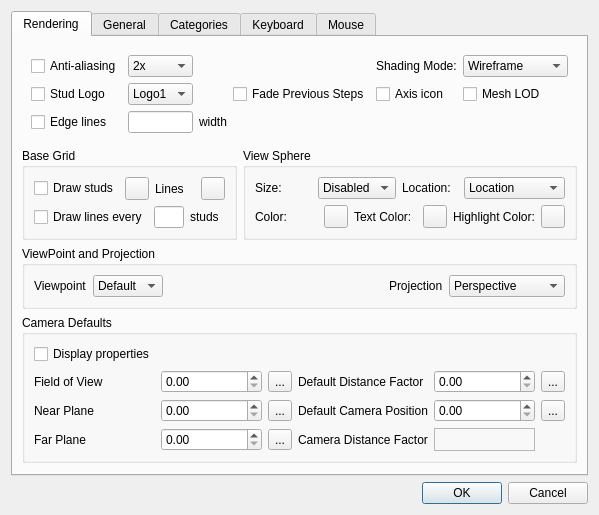
Old version of the form lclib/qt/lc_qpreferencesdialog.ui in the repository trevorsandy/lpub3d-ci.
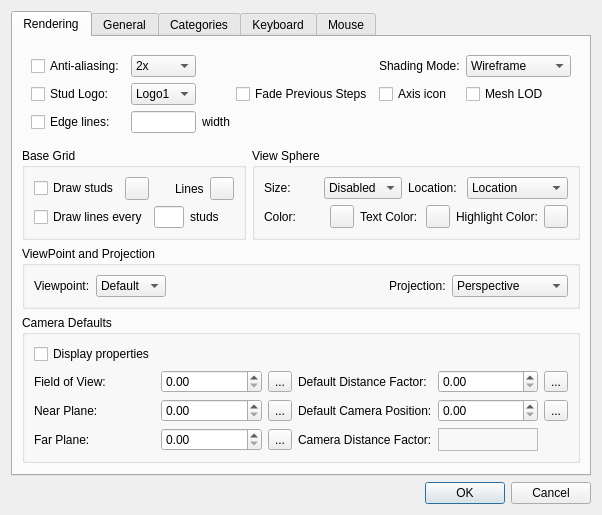
New version of the form. Icons and pictures are not drawn.

Commit message: 3DViewer camera default settings #412

```diff
--- a/lclib/qt/lc_qpreferencesdialog.ui
+++ b/lclib/qt/lc_qpreferencesdialog.ui
@@ -7,7 +7,7 @@
     <x>0</x>
     <y>0</y>
     <width>536</width>
-    <height>467</height>
+    <height>472</height>
    </rect>
   </property>
   <property name="windowTitle">
@@ -52,7 +52,7 @@
              </sizepolicy>
             </property>
             <property name="text">
-             <string>Viewpoint</string>
+             <string>Viewpoint:</string>
             </property>
            </widget>
           </item>
@@ -131,7 +131,7 @@
           <item>
            <widget class="QLabel" name="label_16">
             <property name="text">
-             <string>Projection</string>
+             <string>Projection:</string>
             </property>
            </widget>
           </item>
@@ -203,6 +203,19 @@
               </property>
              </widget>
             </item>
+            <item>
+             <spacer name="horizontalSpacer_8">
+              <property name="orientation">
+               <enum>Qt::Horizontal</enum>
+              </property>
+              <property name="sizeHint" stdset="0">
+               <size>
+                <width>20</width>
+                <height>20</height>
+               </size>
+              </property>
+             </spacer>
+            </item>
             <item>
              <widget class="QLabel" name="label">
               <property name="toolTip">
@@ -427,7 +440,7 @@
              <string>Enable anti-aliasing</string>
             </property>
             <property name="text">
-             <string>Anti-aliasing</string>
+             <string>Anti-aliasing:</string>
             </property>
            </widget>
           </item>
@@ -450,7 +463,7 @@
              <string>Enable edge lines</string>
             </property>
             <property name="text">
-             <string>Edge lines</string>
+             <string>Edge lines:</string>
             </property>
            </widget>
           </item>
@@ -531,7 +544,7 @@
              <string>Enable LEGO stud logo</string>
             </property>
             <property name="text">
-             <string>Stud Logo</string>
+             <string>Stud Logo:</string>
             </property>
            </widget>
           </item>
@@ -645,7 +658,7 @@
              <string>Set default field of view</string>
             </property>
             <property name="text">
-             <string>Field of View</string>
+             <string>Field of View:</string>
             </property>
            </widget>
           </item>
@@ -672,7 +685,7 @@
              <string>Set default far plane</string>
             </property>
             <property name="text">
-             <string>Far Plane</string>
+             <string>Far Plane:</string>
             </property>
            </widget>
           </item>
@@ -689,7 +702,7 @@
              <string>Set default near plane</string>
             </property>
             <property name="text">
-             <string>Near Plane</string>
+             <string>Near Plane:</string>
             </property>
            </widget>
           </item>
@@ -706,7 +719,7 @@
           <item row="6" column="3">
            <widget class="QLabel" name="label_26">
             <property name="text">
-             <string>Camera Distance Factor</string>
+             <string>Camera Distance Factor:</string>
             </property>
            </widget>
           </item>
@@ -733,7 +746,7 @@
              <string>Set the default camera position</string>
             </property>
             <property name="text">
-             <string>Default Camera Position</string>
+             <string>Default Camera Position:</string>
             </property>
            </widget>
           </item>
@@ -743,7 +756,7 @@
              <string>Set default camera distance factor (automatically multiplied by -1)</string>
             </property>
             <property name="text">
-             <string>Default Distance Factor</string>
+             <string>Default Distance Factor:</string>
             </property>
            </widget>
           </item>
```
The commit also changes 11 other files.
